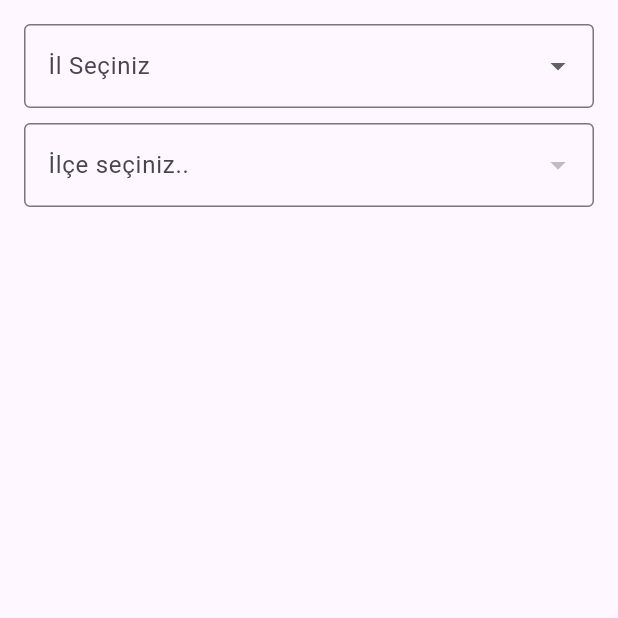
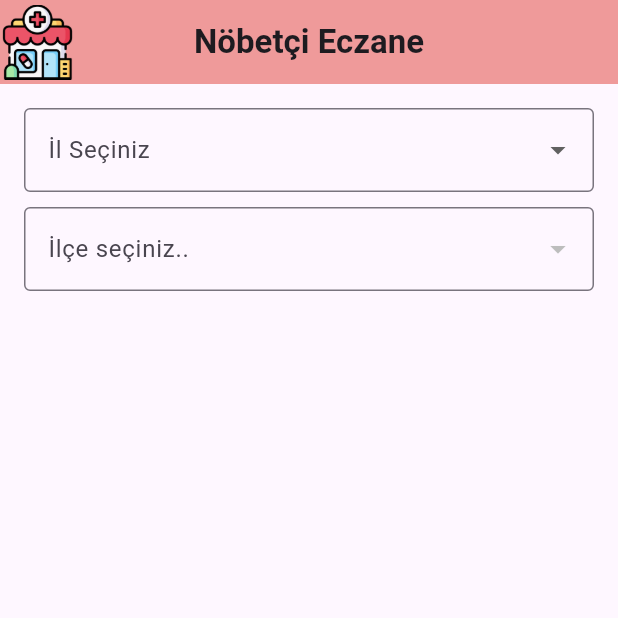
Before and after one commit to Mehmethanylmz/nobetci_eczane_uygulamasi, a Flutter app: the screen it shows after launch, on a phone screen of 412 x 824 dp, the top half of it. Run offline on Flutter 3.47's test engine with Material 3 defaults, Android fonts, the phone set to English and light mode, and no system bars; our stand-ins replace dio.

Commit message:
added appbar

```diff
--- a/lib/screens/home_page.dart
+++ b/lib/screens/home_page.dart
@@ -26,14 +26,26 @@ class _HomePageState extends State<HomePage> {
   }
 
   void _getPharmacyData() async {
-    _pharmacy = await PharmacyService().getPharmacyData(
-        selectedValue!.name.toString(), selectedCity!.name.toString());
+    _pharmacy = await PharmacyService()
+        .getPharmacyData(selectedValue!.name, selectedCity!.name);
     setState(() {});
   }
 
   @override
   Widget build(BuildContext context) {
     return Scaffold(
+      appBar: AppBar(
+        title: const Text(
+          "Nöbetçi Eczane",
+          style: TextStyle(fontWeight: FontWeight.bold),
+        ),
+        leading: Image.asset(
+          "assets/images/drugstore.png",
+        ),
+        centerTitle: true,
+        backgroundColor: Colors.red[200],
+        leadingWidth: 50,
+      ),
       body: Column(
         children: [
           Padding(
@@ -46,7 +58,14 @@ class _HomePageState extends State<HomePage> {
               ],
             ),
           ),
-          Expanded(
+          detailsListView(),
+        ],
+      ),
+    );
+  }
+
+  Expanded detailsListView() {
+    return Expanded(
       child: ListView.builder(
         itemCount: _pharmacy.length,
         itemBuilder: (context, index) {
@@ -61,9 +80,6 @@ class _HomePageState extends State<HomePage> {
             child: Text(pharmacy.name),
           );
         },
-            ),
-          ),
-        ],
       ),
     );
   }
```
Also changed, not shown: pubspec.yaml (+5 -3 lines), assets/images/drugstore.png (added). Lines whose indentation alone changed are shown as unchanged.
